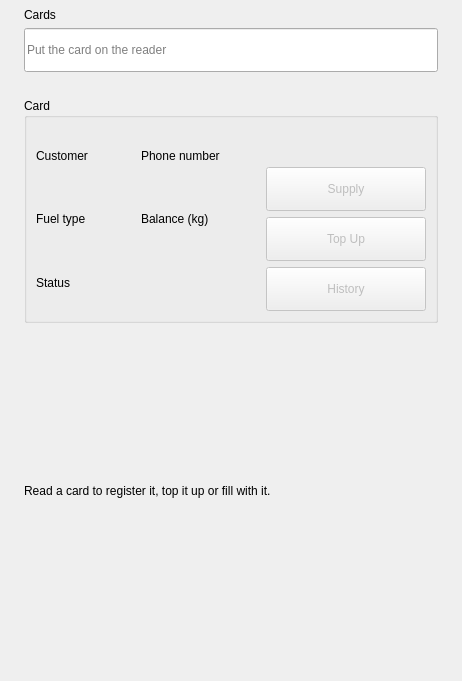
atosdev7/GasStaion, file smart210/src/cards/CardPage.ui: the form before one commit.
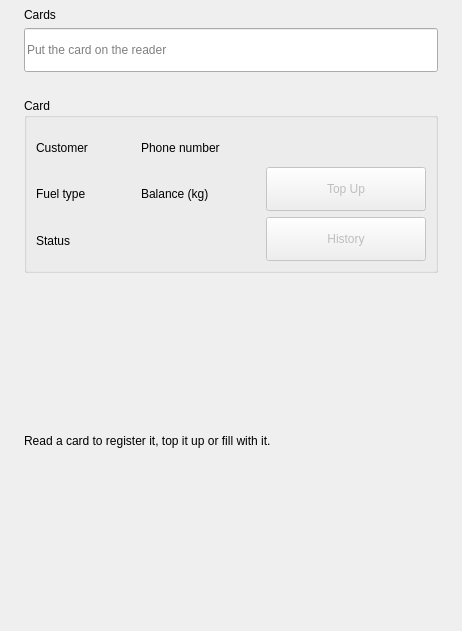
The form after the commit.

Commit message: Card fill is ticket-based only again; a card that is read shows its balance on a dispenser

The edit to the form file:
```diff
--- a/smart210/src/cards/CardPage.ui
+++ b/smart210/src/cards/CardPage.ui
@@ -120,13 +120,6 @@
             <property name="sizeHint" stdset="0"><size><width>20</width><height>40</height></size></property>
            </spacer>
           </item>
-          <item>
-           <widget class="QPushButton" name="cardSupplyButton">
-            <property name="text"><string>Supply</string></property>
-            <property name="enabled"><bool>false</bool></property>
-            <property name="minimumSize"><size><width>160</width><height>44</height></size></property>
-           </widget>
-          </item>
           <item>
            <widget class="QPushButton" name="cardTopUpButton">
             <property name="text"><string>Top Up</string></property>
```
The commit also changes 29 other files.
